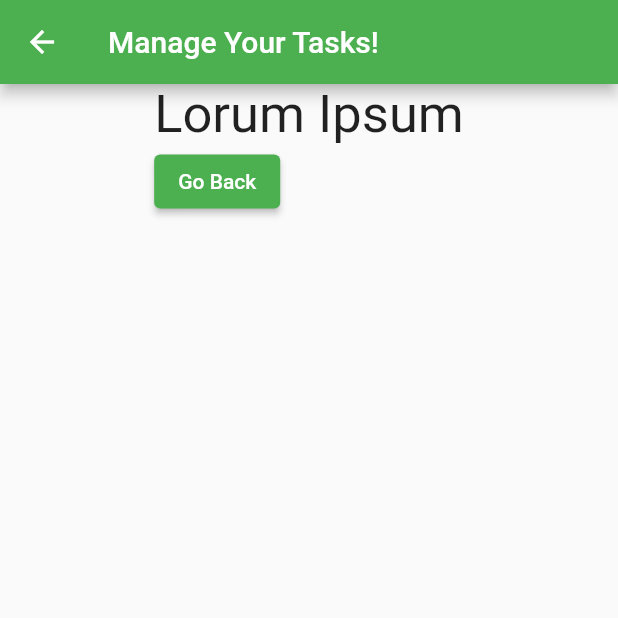
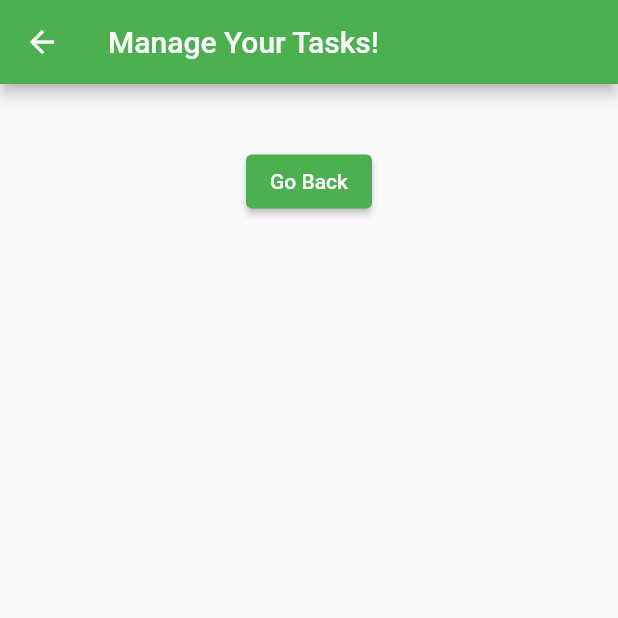
Before and after one commit to michaelmaw1/LifeCEO, a Flutter app: the screen it shows after launch, after a tap on "Manage Tasks", on a phone screen of 412 x 824 dp, the top half of it. Run offline on Flutter 3.47's test engine with Material 2 defaults, Android fonts, the phone set to English and light mode, and no system bars; missing offline and left inert: dart_openai.

Commit message:
Minor Commit

```diff
--- a/lib/main.dart
+++ b/lib/main.dart
@@ -35,7 +35,7 @@ class HomePage extends StatelessWidget {
   Widget build(BuildContext context) {
     return Scaffold(
       appBar: AppBar(
-        title: const Text('Welcome'),
+        title: const Text('LifeCEO'),
       ), //AppBar
       body: Center(
         child: Column(
@@ -284,7 +284,7 @@ class ManageTasks extends StatelessWidget {
                   style: TextStyle(
                     fontSize: 35,
                   ),
-                  'Lorum Ipsum'),
+                  ''),
               Positioned(
                 bottom: 5,
                 child: ElevatedButton(
```
